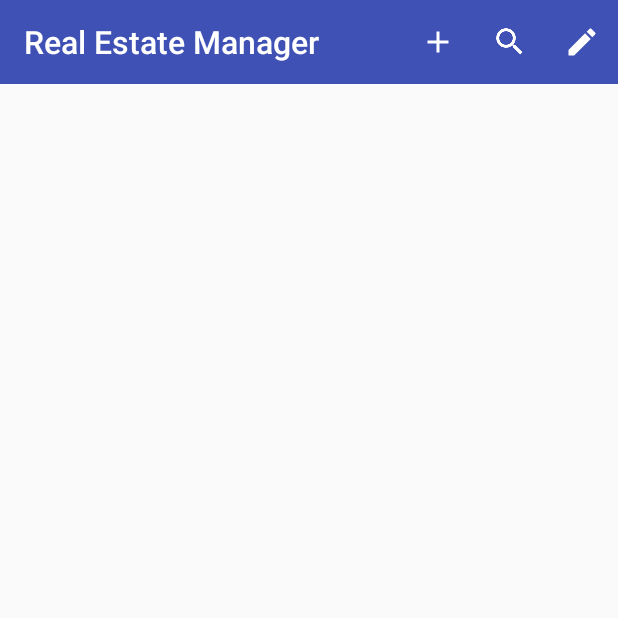
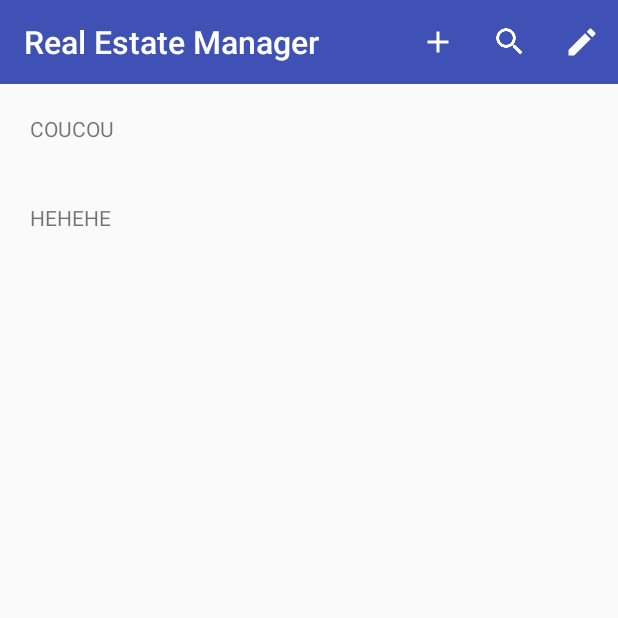
Before and after one commit to MicaSag/RealEstateManager, an Android app: the screen it shows after launch (RealEstateManagerActivity), on a phone screen of 412 x 824 dp, the top half of it. Run offline under Robolectric (Android 15) with nearby library versions, the phone set to English and light mode, and no system bars; our stand-ins replace ButterKnife, Room's generated code.

Commit message:
Add RecyclerView Property

```diff
--- a/app/src/main/java/com/openclassrooms/realestatemanager/OLD_MainActivity.java
+++ b/app/src/main/java/com/openclassrooms/realestatemanager/Controllers/Activities/OLD_MainActivity.java
@@ -1,8 +1,11 @@
-package com.openclassrooms.realestatemanager;
+package com.openclassrooms.realestatemanager.Controllers.Activities;
 
 import android.support.v7.app.AppCompatActivity;
 import android.os.Bundle;
 import android.widget.TextView;
+
+import com.openclassrooms.realestatemanager.R;
+import com.openclassrooms.realestatemanager.Utils;
 
 public class OLD_MainActivity extends AppCompatActivity {
 
--- a/app/src/main/java/com/openclassrooms/realestatemanager/OLD_SecondActivity.java
+++ b/app/src/main/java/com/openclassrooms/realestatemanager/Controllers/Activities/OLD_SecondActivity.java
@@ -1,7 +1,9 @@
-package com.openclassrooms.realestatemanager;
+package com.openclassrooms.realestatemanager.Controllers.Activities;
 
 import android.support.v7.app.AppCompatActivity;
 import android.os.Bundle;
+
+import com.openclassrooms.realestatemanager.R;
 
 public class OLD_SecondActivity extends AppCompatActivity {
 
--- a/app/src/main/java/com/openclassrooms/realestatemanager/Controllers/Fragments/ListFragment.java
+++ b/app/src/main/java/com/openclassrooms/realestatemanager/Controllers/Fragments/ListFragment.java
@@ -3,21 +3,39 @@ package com.openclassrooms.realestatemanager.Controllers.Fragments;
 
 import android.os.Bundle;
 import android.support.v4.app.Fragment;
+import android.support.v7.widget.LinearLayoutManager;
+import android.support.v7.widget.RecyclerView;
 import android.util.Log;
 import android.view.LayoutInflater;
 import android.view.View;
 import android.view.ViewGroup;
 
+import com.openclassrooms.realestatemanager.Models.Property;
 import com.openclassrooms.realestatemanager.R;
+import com.openclassrooms.realestatemanager.propertyList.PropertyAdapter;
+
+import java.util.ArrayList;
+import java.util.List;
+
+import butterknife.BindView;
+import butterknife.ButterKnife;
 
 
 /**
  * Created by Michaël SAGOT on 23/07/2019.
  */
-public class ListFragment extends Fragment {
+public class ListFragment extends Fragment implements PropertyAdapter.Listener {
 
     // For debugging Mode
     private static final String TAG = ListFragment.class.getSimpleName();
+
+    //For Data
+    // Declare list of property & Adapter
+    private List<Property> mListProperty;
+    private PropertyAdapter adapter;
+
+    // For Design
+    @BindView(R.id.fragment_list_recycler_view) RecyclerView mRecyclerView;
 
     public ListFragment() {
         // Required empty public constructor
@@ -38,7 +56,45 @@ public class ListFragment extends Fragment {
     public View onCreateView(LayoutInflater inflater, ViewGroup container,
                              Bundle savedInstanceState) {
         // Inflate the layout for this fragment
-        return inflater.inflate(R.layout.fragment_list, container, false);
+        View view = inflater.inflate(R.layout.fragment_list, container, false);
+        ButterKnife.bind(this, view);
+        this.configureRecyclerView(); // Call during UI creation
+        return view;
     }
 
+    // -----------------
+    // CONFIGURATION
+    // -----------------
+
+    // 3 - Configure RecyclerView, Adapter, LayoutManager & glue it together
+    private void configureRecyclerView(){
+        // Reset list
+        mListProperty = new ArrayList<>();
+        Property propertyOne = new Property();
+        propertyOne.setType("COUCOU");
+        mListProperty.add(propertyOne);
+        Property propertyTwo = new Property();
+        propertyTwo.setType("HEHEHE");
+        mListProperty.add(propertyTwo);
+        // Create adapter passing the list of users
+        this.adapter = new PropertyAdapter(mListProperty, this);
+        // Attach the adapter to the recyclerView to populate items
+        mRecyclerView.setAdapter(this.adapter);
+        // Set layout manager to position the items
+        mRecyclerView.setLayoutManager(new LinearLayoutManager(getActivity()));
+    }
+    // -------------------
+    // ACTIONS
+    // -------------------
+    @Override
+    public void onClickDeleteButton(int position) {}
+
+    // -------------------
+    // UPDATE UI
+    // -------------------
+
+    private void updateUI(List<Property> listProperty){
+        mListProperty.addAll(listProperty);
+        adapter.notifyDataSetChanged();
+    }
 }
--- /dev/null
+++ b/app/src/main/java/com/openclassrooms/realestatemanager/Models/Property.java
@@ -0,0 +1,64 @@
+package com.openclassrooms.realestatemanager.Models;
+
+import android.arch.persistence.room.Entity;
+import android.arch.persistence.room.ForeignKey;
+import android.arch.persistence.room.PrimaryKey;
+
+import java.util.Date;
+
+@Entity(foreignKeys = @ForeignKey(entity = RealEstateAgent.class,
+        parentColumns = "id",
+        childColumns = "realEstateAgent_Id"))
+
+public class Property {
+
+    @PrimaryKey(autoGenerate = true)
+    private long id;
+    private String type;
+    private Integer price;
+    private Integer area;
+    private Integer numberOfParts;
+    private Integer numberOfBathrooms;
+    private String  description;
+    private String[] photos;
+    private String address;
+    private String[] pointOfInterest;
+    private Integer status;
+    private Date dateEntryOfTheMarket;
+    private Date dateOfSale;
+    private Integer realEstateAgent_Id;
+
+    // --- GETTER ---
+
+    public long getId() { return id; }
+    public String getType() { return type; }
+    public Integer getPrice() { return price; }
+    public Integer getArea() { return area; }
+    public Integer getNumberOfParts() { return numberOfParts; }
+    public Integer getNumberOfBathrooms() { return numberOfBathrooms; }
+    public String getDescription() { return description; }
+    public String[] getPhotos() { return photos; }
+    public String getAddress() { return address; }
+    public String[] getPointOfInterest() { return pointOfInterest; }
+    public Integer getStatus() { return status; }
+    public Date getDateEntryOfTheMarket() { return dateEntryOfTheMarket; }
+    public Date getDateOfSale() { return dateOfSale; }
+    public Integer getRealEstateAgent() { return realEstateAgent_Id; }
+
+    // --- SETTER ---
+
+    public void setId(long id) { this.id = id;  }
+    public void setType(String type) {  this.type = type;  }
+    public void setPrice(Integer price) {  this.price = price;  }
+    public void setArea(Integer area) {  this.area = area;  }
+    public void setNumberOfParts(Integer numberOfParts) {  this.numberOfParts = numberOfParts;  }
+    public void setNumberOfBathrooms(Integer numberOfBathrooms) { this.numberOfBathrooms = numberOfBathrooms;  }
+    public void setDescription(String description) {  this.description = description;  }
+    public void setPhotos(String[] photos) {  this.photos = photos;  }
+    public void setAddress(String address) {  this.address = address;  }
+    public void setPointOfInterest(String[] pointOfInterest) {  this.pointOfInterest = pointOfInterest;  }
+    public void setStatus(Integer status) {  this.status = status;  }
+    public void setDateEntryOfTheMarket(Date dateEntryOfTheMarket) {  this.dateEntryOfTheMarket = dateEntryOfTheMarket;  }
+    public void setDateOfSale(Date dateOfSale) {  this.dateOfSale = dateOfSale;  }
+    public void setRealEstateAgent(Integer realEstateAgent) {  this.realEstateAgent_Id = realEstateAgent;  }
+}
--- /dev/null
+++ b/app/src/main/java/com/openclassrooms/realestatemanager/propertyList/PropertyAdapter.java
@@ -0,0 +1,56 @@
+package com.openclassrooms.realestatemanager.propertyList;
+
+import android.content.Context;
+import android.support.v7.widget.RecyclerView;
+import android.view.LayoutInflater;
+import android.view.View;
+import android.view.ViewGroup;
+
+import com.openclassrooms.realestatemanager.Models.Property;
+import com.openclassrooms.realestatemanager.R;
+
+import java.util.List;
+
+public class PropertyAdapter extends RecyclerView.Adapter<PropertyViewHolder> {
+
+    // CALLBACK
+    public interface Listener { void onClickDeleteButton(int position); }
+    private final Listener mCallback;
+
+    // FOR DATA
+    private List<Property> mListProperty;
+
+    // CONSTRUCTOR
+    public PropertyAdapter(List<Property> listProperty, Listener callback) {
+        mListProperty = listProperty;
+        mCallback = callback;
+    }
+
+    @Override
+    public PropertyViewHolder onCreateViewHolder(ViewGroup parent, int viewType) {
+        Context context = parent.getContext();
+        LayoutInflater inflater = LayoutInflater.from(context);
+        View view = inflater.inflate(R.layout.fragment_list_property, parent, false);
+
+        return new PropertyViewHolder(view);
+    }
+
+    @Override
+    public void onBindViewHolder(PropertyViewHolder viewHolder, int position) {
+        viewHolder.updateWithProperty(mListProperty.get(position), mCallback);
+    }
+
+    @Override
+    public int getItemCount() {
+        return mListProperty.size();
+    }
+
+    public Property getProperty(int position){
+        return mListProperty.get(position);
+    }
+
+    public void updateData(List<Property> property){
+        this.mListProperty = property;
+        this.notifyDataSetChanged();
+    }
+}
--- /dev/null
+++ b/app/src/main/java/com/openclassrooms/realestatemanager/propertyList/PropertyViewHolder.java
@@ -0,0 +1,37 @@
+package com.openclassrooms.realestatemanager.propertyList;
+
+import android.support.v7.widget.RecyclerView;
+import android.view.View;
+import android.widget.TextView;
+
+import com.openclassrooms.realestatemanager.Models.Property;
+import com.openclassrooms.realestatemanager.R;
+
+import java.lang.ref.WeakReference;
+
+import butterknife.BindView;
+import butterknife.ButterKnife;
+
+public class PropertyViewHolder extends RecyclerView.ViewHolder implements View.OnClickListener {
+
+    @BindView(R.id.fragment_list_property_name) TextView textView;
+
+    // FOR DATA
+    private WeakReference<PropertyAdapter.Listener> callbackWeakRef;
+
+    public PropertyViewHolder(View propertyView) {
+        super(propertyView);
+        ButterKnife.bind(this, propertyView);
+    }
+
+    public void updateWithProperty(Property property, PropertyAdapter.Listener callback){
+        this.callbackWeakRef = new WeakReference<PropertyAdapter.Listener>(callback);
+        this.textView.setText(property.getType());
+    }
+
+    @Override
+    public void onClick(View view) {
+        PropertyAdapter.Listener callback = callbackWeakRef.get();
+        if (callback != null) callback.onClickDeleteButton(getAdapterPosition());
+    }
+}
--- a/app/src/main/res/layout/activity_real_estate_manager.xml
+++ b/app/src/main/res/layout/activity_real_estate_manager.xml
@@ -8,10 +8,31 @@
     android:orientation="vertical"
     tools:context=".Controllers.Activities.RealEstateManagerActivity">
 
-    <!-- Toolbar Importation -->
-    <include
-        layout="@layout/toolbar"
+    <LinearLayout
         android:layout_width="match_parent"
-        android:layout_height="wrap_content"/>
+        android:layout_height="match_parent"
+        android:orientation="vertical">
+
+        <!-- Toolbar Importation -->
+        <include
+            layout="@layout/toolbar"
+            android:layout_width="match_parent"
+            android:layout_height="wrap_content"/>
+
+        <LinearLayout
+            android:layout_width="match_parent"
+            android:layout_height="match_parent"
+            android:baselineAligned="false"
+            android:orientation="horizontal">
+
+            <!--LIST FRAGMENT-->
+            <FrameLayout
+                android:id="@+id/fragment_list"
+                android:layout_width="match_parent"
+                android:layout_height="match_parent"/>
+
+        </LinearLayout>
+
+    </LinearLayout>
 
 </android.support.design.widget.CoordinatorLayout>
--- a/app/src/main/res/layout/fragment_list.xml
+++ b/app/src/main/res/layout/fragment_list.xml
@@ -5,7 +5,7 @@
     android:layout_height="match_parent" >
 
     <android.support.v7.widget.RecyclerView
-        android:id="@+id/fragment_list"
+        android:id="@+id/fragment_list_recycler_view"
         android:layout_width="match_parent"
         android:layout_height="match_parent" />
 
--- /dev/null
+++ b/app/src/main/res/layout/fragment_list_property.xml
@@ -0,0 +1,15 @@
+<?xml version="1.0" encoding="utf-8"?>
+<LinearLayout
+    xmlns:android="http://schemas.android.com/apk/res/android"
+    android:orientation="horizontal"
+    android:layout_width="match_parent"
+    android:layout_height="wrap_content"
+    android:padding="20dip">
+
+    <TextView
+        android:id="@+id/fragment_list_property_name"
+        android:layout_width="0dp"
+        android:layout_height="wrap_content"
+        android:layout_weight="1"/>
+
+</LinearLayout>
--- a/app/src/main/res/layout/old_activity_main.xml
+++ b/app/src/main/res/layout/old_activity_main.xml
@@ -4,7 +4,7 @@
     xmlns:tools="http://schemas.android.com/tools"
     android:layout_width="match_parent"
     android:layout_height="match_parent"
-    tools:context="com.openclassrooms.realestatemanager.OLD_MainActivity"
+    tools:context="com.openclassrooms.realestatemanager.Controllers.Activities.OLD_MainActivity"
     android:gravity="center">
 
     <LinearLayout
--- a/app/src/main/res/layout/old_activity_second.xml
+++ b/app/src/main/res/layout/old_activity_second.xml
@@ -4,7 +4,7 @@
     xmlns:tools="http://schemas.android.com/tools"
     android:layout_width="match_parent"
     android:layout_height="match_parent"
-    tools:context="com.openclassrooms.realestatemanager.OLD_SecondActivity">
+    tools:context="com.openclassrooms.realestatemanager.Controllers.Activities.OLD_SecondActivity">
 
 
     <LinearLayout
```
Also changed, not shown: app/build.gradle (+9 -0 lines), app/src/main/java/com/openclassrooms/realestatemanager/Models/RealEstateAgent.java (added, +26 -0 lines).
